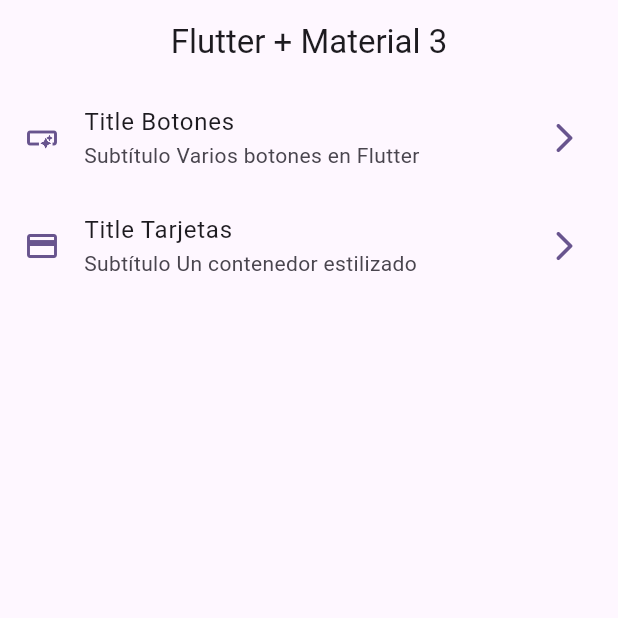
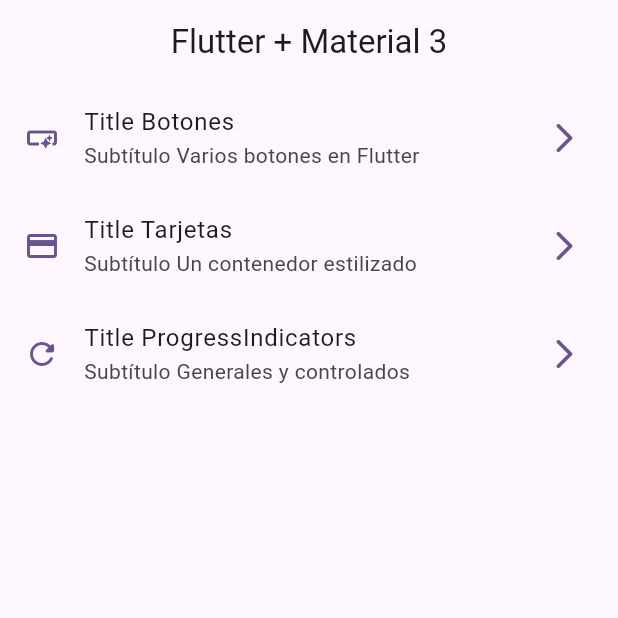
Before and after one commit to XChanitoX/widgets_app, a Flutter app: the screen it shows after launch, on a phone screen of 412 x 824 dp, the top half of it. Run offline on Flutter 3.47's test engine with Material 2 defaults, Android fonts, the phone set to English and light mode, and no system bars; our stand-ins replace go_router.

Commit message:
progress indicators terminados

```diff
--- a/lib/config/menu/menu_items.dart
+++ b/lib/config/menu/menu_items.dart
@@ -24,4 +24,9 @@ const List<MenuItem> appMenuItems = [
       subTitle: 'Un contenedor estilizado',
       link: '/cards',
       icon: Icons.credit_card),
+  MenuItem(
+      title: 'ProgressIndicators',
+      subTitle: 'Generales y controlados',
+      link: '/progress',
+      icon: Icons.refresh_rounded),
 ];
--- a/lib/config/router/app_router.dart
+++ b/lib/config/router/app_router.dart
@@ -1,4 +1,3 @@
-//import 'package:flutter/material.dart';
 import 'package:go_router/go_router.dart';
 import 'package:widgets_app/presentation/screens/screens.dart';
 
@@ -19,6 +18,11 @@ final appRouter = GoRouter(
       path: '/cards',
       name: CardsScreen.name,
       builder: (context, state) => const CardsScreen(),
+    ),
+    GoRoute(
+      path: '/progress',
+      name: ProgressScreen.name,
+      builder: (context, state) => const ProgressScreen(),
     )
   ],
 );
```
Also changed, not shown: lib/presentation/screens/progress/progress_screen.dart (+64 -1 lines).
